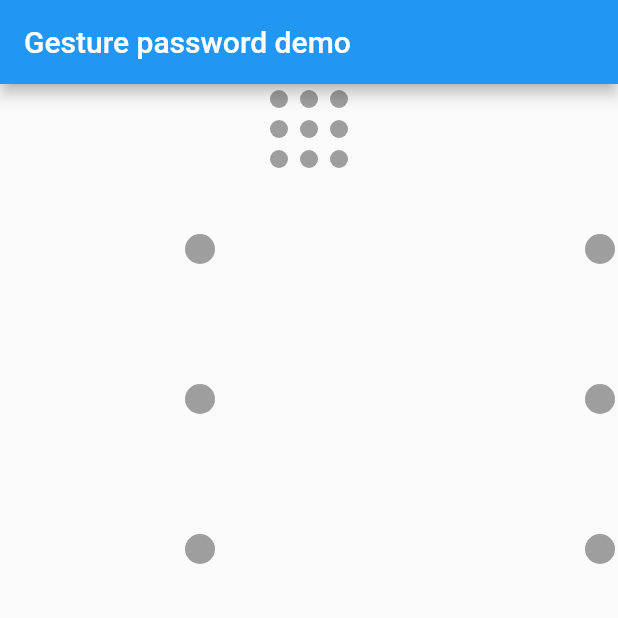
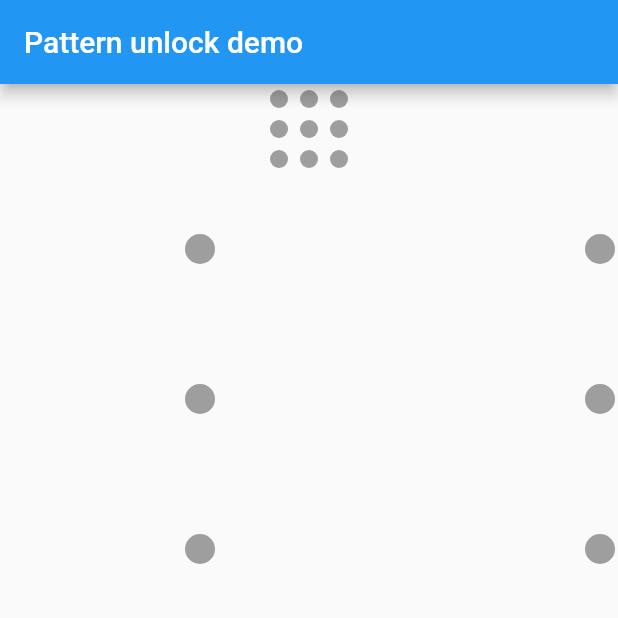
Before and after one commit to conghaonet/flutter_gesture_password, a Flutter app: the screen it shows after launch, on a phone screen of 412 x 824 dp, the top half of it. Run offline on Flutter 3.47's test engine with Material 2 defaults, Android fonts, the phone set to English and light mode, and no system bars.

Commit message:
rename package

```diff
--- a/example/lib/main.dart
+++ b/example/lib/main.dart
@@ -1,5 +1,5 @@
 import 'package:flutter/material.dart';
-import 'package:flutter_gesture_password/flutter_gesture_password.dart';
+import 'package:pattern_unlock/pattern_unlock.dart';
 
 void main() => runApp(MyApp());
 
@@ -7,7 +7,7 @@ class MyApp extends StatelessWidget {
   @override
   Widget build(BuildContext context) {
     return MaterialApp(
-      title: 'Gesture password demo',
+      title: 'Pattern unlock demo',
       theme: ThemeData(
         primarySwatch: Colors.blue,
       ),
@@ -36,7 +36,7 @@ class _MyHomePageState extends State<MyHomePage> {
       home: Scaffold(
         key: scaffoldState,
         appBar: AppBar(
-          title: Text('Gesture password demo'),
+          title: Text('Pattern unlock demo'),
         ),
         body: Column(
           mainAxisSize: MainAxisSize.min,
--- a/example/pubspec.yaml
+++ b/example/pubspec.yaml
@@ -23,7 +23,7 @@ dependencies:
   # The following adds the Cupertino Icons font to your application.
   # Use with the CupertinoIcons class for iOS style icons.
   cupertino_icons: ^0.1.2
-  flutter_gesture_password:
+  pattern_unlock:
     path: ../
 
 dev_dependencies:
--- a/pubspec.yaml
+++ b/pubspec.yaml
@@ -1,4 +1,4 @@
-name: flutter_gesture_password
+name: pattern_unlock
 description: a flutter gesture password
 version: 0.0.1
 author:
```
Also changed, not shown: example/pubspec.lock, lib/pattern_unlock.dart (renamed from lib/flutter_gesture_password.dart).
